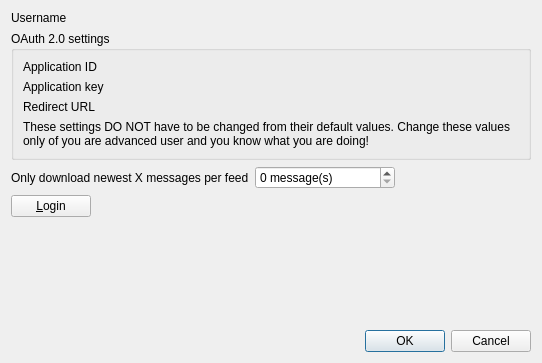
Old version of the form src/librssguard/services/inoreader/gui/formeditinoreaderaccount.ui in the repository martinrotter/rssguard.
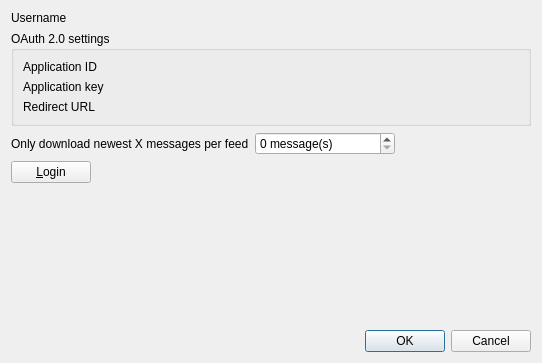
New version of the form. Custom widgets are drawn as their Qt base class.

Patch:
```diff
--- a/src/librssguard/services/inoreader/gui/formeditinoreaderaccount.ui
+++ b/src/librssguard/services/inoreader/gui/formeditinoreaderaccount.ui
@@ -57,16 +57,6 @@
       <item row="2" column="1">
        <widget class="LineEditWithStatus" name="m_txtRedirectUrl" native="true"/>
       </item>
-      <item row="3" column="0" colspan="2">
-       <widget class="QLabel" name="m_lblAuthInfo">
-        <property name="text">
-         <string>These settings DO NOT have to be changed from their default values. Change these values only of you are advanced user and you know what you are doing!</string>
-        </property>
-        <property name="wordWrap">
-         <bool>true</bool>
-        </property>
-       </widget>
-      </item>
      </layout>
     </widget>
    </item>
```
